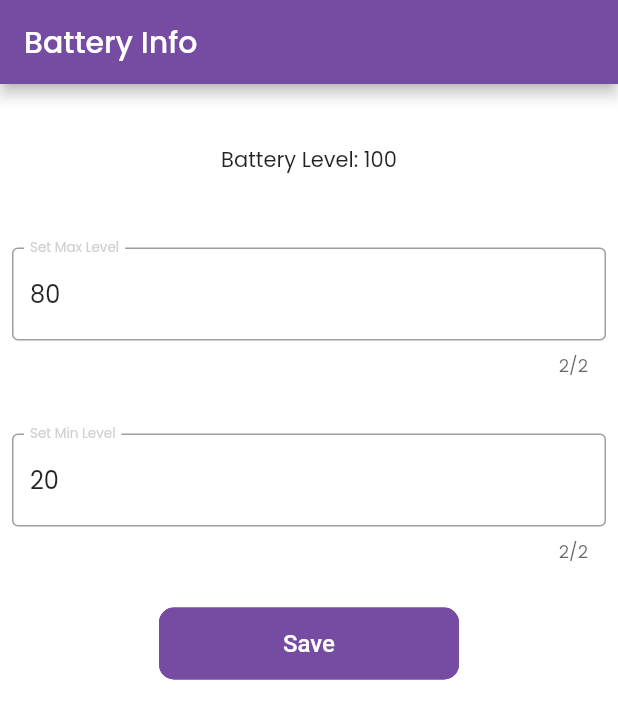
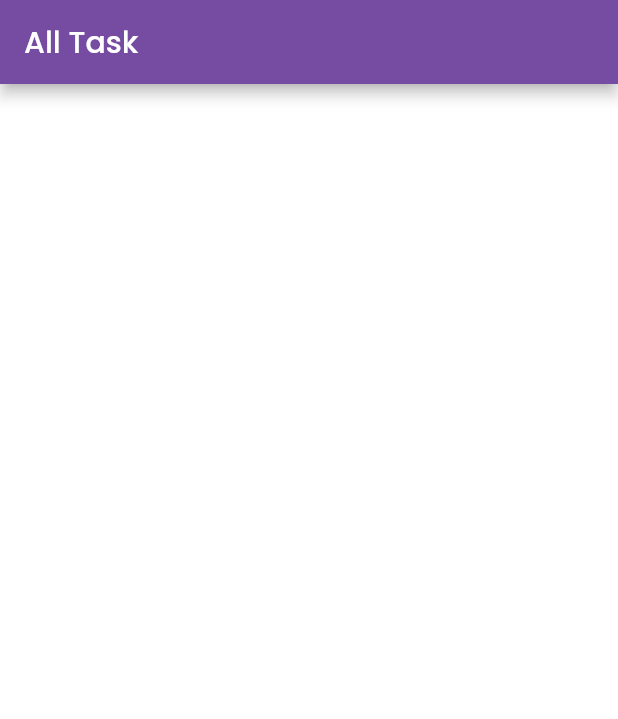
Before and after one commit to Zahid046/todo_app_getx, a Flutter app: the screen it shows after launch, on a phone screen of 412 x 824 dp. Shown: the top 719 px of the screen. Run offline on Flutter 3.47's test engine with Material 2 defaults, Android fonts, the phone set to English and light mode, and no system bars; our stand-ins replace battery_plus, dio, flutter_dotenv, flutter_local_notifications, get, hive and 1 more; accounts and stored records are empty; Roboto replaces fonts that are missing (Gilroy-SemiBold); project files that could hold a hidden picture were left out.

```diff
--- a/lib/constants/routes.dart
+++ b/lib/constants/routes.dart
@@ -2,6 +2,7 @@
 
 import 'package:get/get.dart';
 import 'package:todo_app_getx/screens/home/home_page.dart';
+import 'package:todo_app_getx/screens/task/task_list.dart';
 
 const String krLogin = '/login';
 const String krResister = '/resister';
@@ -12,6 +13,7 @@ const String krOTP = '/otp';
 //* info:: home screen
 const String krSplashScreen = '/splash-screen';
 const String krHome = '/home';
+const String krTask = '/all-task';
 const String krNotification = '/notification';
 const String krContactUs = '/contact-us';
 const String krSettings = '/settings';
@@ -36,6 +38,7 @@ List<GetPage<dynamic>>? routes = [
 
   //* info:: home screen
   GetPage(name: krHome, page: () => HomePage(), transition: Transition.noTransition),
+  GetPage(name: krTask, page: () => AllTask(),),
   // GetPage(name: krNotification, page: () => NotificationPage()),
 
   //* info:: More pages
--- /dev/null
+++ b/lib/constants/urls.dart
@@ -0,0 +1,3 @@
+
+
+const String kuGetAllTaskList = '/todo/index';
--- a/lib/controllers/binder_controller.dart
+++ b/lib/controllers/binder_controller.dart
@@ -1,6 +1,7 @@
 import 'package:get/get.dart';
 import 'package:todo_app_getx/controllers/global_controller.dart';
 import 'package:todo_app_getx/controllers/home_controllers/home_controller.dart';
+import 'package:todo_app_getx/controllers/task_controllers/task_controller.dart';
 
 class BinderController implements Bindings {
   @override
@@ -8,5 +9,6 @@ class BinderController implements Bindings {
     Get.put(GlobalController(), permanent: true);
 
     Get.lazyPut<HomeController>(() => HomeController(), fenix: true);
+    Get.lazyPut<TaskController>(() => TaskController(), fenix: true);
   }
 }
--- a/lib/main.dart
+++ b/lib/main.dart
@@ -2,12 +2,15 @@ import 'dart:developer';
 
 import 'package:flutter/material.dart';
 import 'package:flutter/services.dart';
+import 'package:flutter_dotenv/flutter_dotenv.dart';
 import 'package:flutter_local_notifications/flutter_local_notifications.dart';
 import 'package:flutter_localizations/flutter_localizations.dart';
 import 'package:get/get.dart';
 import 'package:hive/hive.dart';
 import 'package:todo_app_getx/constants/routes.dart';
 import 'package:todo_app_getx/controllers/binder_controller.dart';
+import 'package:todo_app_getx/helper/utility.dart';
+import 'package:todo_app_getx/models/environment.dart';
 import 'package:todo_app_getx/themes/theme_data.dart';
 import 'package:path_provider/path_provider.dart' as path_provider;
 
@@ -36,6 +39,8 @@ void main() async {
   WidgetsFlutterBinding.ensureInitialized();
   //* info:: hive initialization
   await Hive.close();
+  await dotenv.load(fileName: Environment.fileName);
+  ll(Environment.fileName.toString());
   var directory = await path_provider.getApplicationDocumentsDirectory();
   log('path:${directory.path}');
   Hive.init(directory.path);
@@ -81,7 +86,7 @@ class MyApp extends StatelessWidget {
         debugShowCheckedModeBanner: false,
         defaultTransition: Transition.rightToLeft,
         theme: themeData,
-        initialRoute: krHome,
+        initialRoute: krTask,
         getPages: routes,
         initialBinding: BinderController(),
       ),
--- a/lib/screens/home/home_page.dart
+++ b/lib/screens/home/home_page.dart
@@ -10,8 +10,8 @@ import 'package:todo_app_getx/widgets/buttons/text_button.dart';
 
 class HomePage extends StatelessWidget {
   HomePage({
-    super.key,
-  });
+    Key? key,
+  }) : super(key: key);
 
   final HomeController _homeController = Get.find<HomeController>();
 
@@ -95,8 +95,8 @@ class HomePage extends StatelessWidget {
                           onPressed: () async {
                             FocusScope.of(context).unfocus();
                             var box = await Hive.openBox('myBox');
-                            await box.put('max', int.parse(_homeController.maxLevelController.text));
-                            await box.put('min', int.parse(_homeController.minLevelController.text));
+                            await box.put('max', int.parse(_homeController.maxLevelController.text.isEmpty ? '0' : _homeController.maxLevelController.text));
+                            await box.put('min', int.parse(_homeController.minLevelController.text.isEmpty ? '0' : _homeController.minLevelController.text));
                             await box.put('is_max_notified', false);
                             await box.put('is_min_notified', false);
                           },
--- /dev/null
+++ b/lib/screens/task/task_list.dart
@@ -0,0 +1,92 @@
+import 'package:flutter/cupertino.dart';
+import 'package:flutter/material.dart';
+import 'package:get/get.dart';
+import 'package:todo_app_getx/constants/colors.dart';
+import 'package:todo_app_getx/constants/dimensions.dart';
+import 'package:todo_app_getx/constants/values.dart';
+import 'package:todo_app_getx/controllers/task_controllers/task_controller.dart';
+import 'package:todo_app_getx/helper/utility.dart';
+
+class AllTask extends StatelessWidget {
+  AllTask({
+    Key? key,
+  }) : super(key: key);
+
+  final TaskController _taskController = Get.find<TaskController>();
+
+  @override
+  Widget build(BuildContext context) {
+    heightWidth(context);
+    return Scaffold(
+      appBar: PreferredSize(
+        preferredSize: Size.fromHeight(height > kSmallDeviceSizeLimit ? kBigScreenAppBarHeight : kSmallScreenAppBarHeight),
+        child: AppBar(
+          backgroundColor: cBrandColor,
+          title: const Text('All Task'),
+        ),
+      ),
+      body: SizedBox(
+        width: width,
+        height: height - (height > kSmallDeviceSizeLimit ? kBigScreenAppBarHeight : kSmallScreenAppBarHeight),
+        child: Column(
+          crossAxisAlignment: CrossAxisAlignment.start,
+          children: [
+            kH16sizedBox,
+            Expanded(
+              child: RefreshIndicator(
+                onRefresh: () async => await _taskController.getTaskList(context),
+                child: CustomScrollView(
+                  slivers: [
+                    SliverToBoxAdapter(
+                      child: Obx(
+                        () => Padding(
+                          padding: const EdgeInsets.only(top: kSmallPaddingUnit * 2),
+                          child: _taskController.isLoading.value
+                              ? const CupertinoActivityIndicator()
+                              : TaskListView(
+                                  taskController: _taskController,
+                                ),
+                        ),
+                      ),
+                    ),
+                  ],
+                ),
+              ),
+            ),
+          ],
+        ),
+      ),
+    );
+  }
+}
+
+class TaskListView extends StatelessWidget {
+  const TaskListView({
+    Key? key,
+    required TaskController taskController,
+  })  : _taskController = taskController,
+        super(key: key);
+
+  final TaskController _taskController;
+
+  @override
+  Widget build(BuildContext context) {
+    return Obx(
+      () => ListView.builder(
+        itemCount: _taskController.isLoading.value ? 10 : _taskController.taskList.length,
+        padding: const EdgeInsets.symmetric(horizontal: kHorizontalPadding),
+        shrinkWrap: true,
+        physics: const NeverScrollableScrollPhysics(),
+        itemBuilder: (listContext, index) {
+          return Padding(
+            padding: const EdgeInsets.only(bottom: kSmallPaddingUnit * 4),
+            child: ListTile(
+              onTap: () {},
+              title: Text(_taskController.taskList[index]['title']),
+            ),
+          );
+        },
+      ),
+    );
+  }
+}
--- a/pubspec.yaml
+++ b/pubspec.yaml
@@ -56,6 +56,8 @@ flutter:
 
   assets:
     - assets/images/
+    - .env.example
+    - .env
 
 
   fonts:
```
Also changed, not shown: lib/controllers/api_controller.dart (+44 -4 lines), lib/controllers/task_controllers/task_controller.dart (added, +42 -0 lines), lib/helper/utility.dart (+17 -1 lines), lib/models/environment.dart (added, +31 -0 lines), lib/controllers/achievement_controllers/achievement_controller.dart (added), lib/screens/achievements/achievement_list.dart (added).
